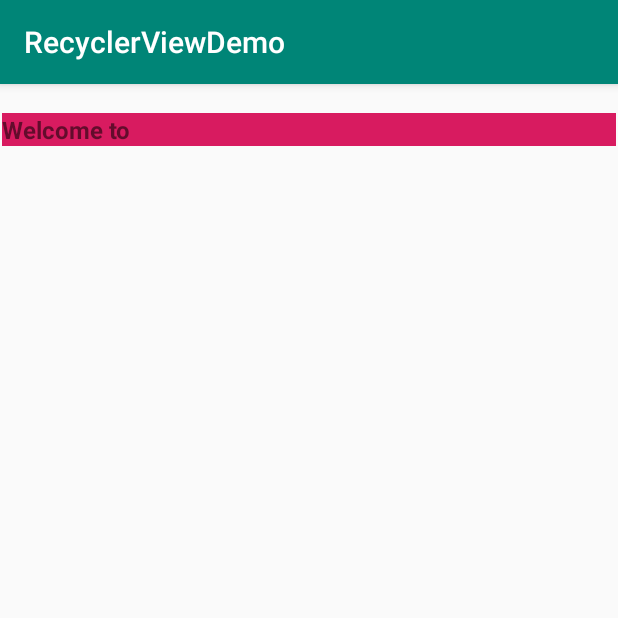
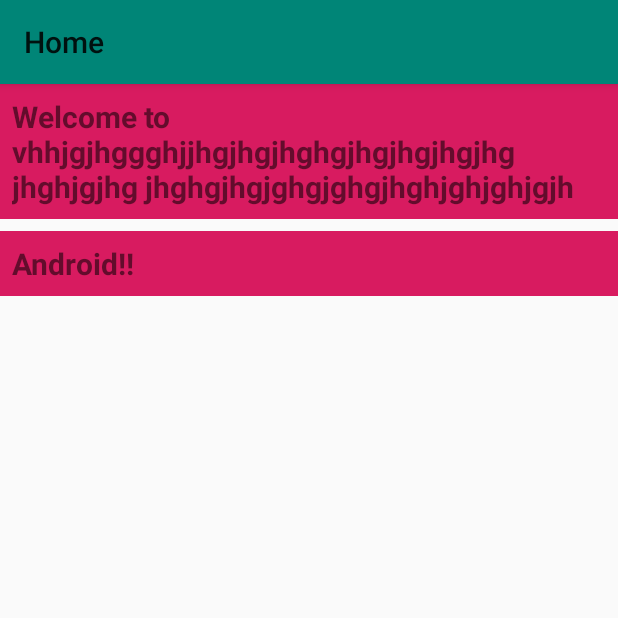
Before and after one commit to RamaniOS/RecyclerViewDemo, an Android app: the screen it shows after launch (MainActivity), on a phone screen of 412 x 824 dp, the top half of it. Run offline under Robolectric (Android 15) with nearby library versions, the phone set to English and light mode, and no system bars.

Commit message:
changes in recycler view.

```diff
--- a/app/build.gradle
+++ b/app/build.gradle
@@ -28,5 +28,6 @@ dependencies {
     androidTestImplementation 'androidx.test.espresso:espresso-core:3.2.0'
     implementation 'com.android.support:recyclerview-v7:29.0.1'
     implementation 'com.android.support:cardview-v7:29.0.1'
+    implementation 'com.google.android.material:material:1.0.0'
 
 }
--- a/app/src/main/java/com/example/recyclerviewdemo/DemoAdapter.java
+++ b/app/src/main/java/com/example/recyclerviewdemo/DemoAdapter.java
@@ -1,5 +1,6 @@
 package com.example.recyclerviewdemo;
 
+import android.provider.Settings;
 import android.view.LayoutInflater;
 import android.view.View;
 import android.view.ViewGroup;
@@ -33,10 +34,14 @@ public class DemoAdapter extends RecyclerView.Adapter<DemoAdapter.DemoViewHolder
     }
 
     @Override
-    public void onBindViewHolder(@NonNull DemoViewHolder holder, int position) {
-        System.out.println("I am called......");
-        System.out.println(position);
+    public void onBindViewHolder(@NonNull DemoViewHolder holder, final int position) {
         holder.textView.setText(items.get(position));
+        holder.itemView.setOnClickListener(new View.OnClickListener() {
+            @Override
+            public void onClick(View v) {
+                System.out.println(items.get(position));
+            }
+        });
     }
 
     @Override
--- a/app/src/main/java/com/example/recyclerviewdemo/MainActivity.java
+++ b/app/src/main/java/com/example/recyclerviewdemo/MainActivity.java
@@ -1,6 +1,7 @@
 package com.example.recyclerviewdemo;
 
 import androidx.appcompat.app.AppCompatActivity;
+import androidx.recyclerview.widget.DividerItemDecoration;
 import androidx.recyclerview.widget.LinearLayoutManager;
 import androidx.recyclerview.widget.RecyclerView;
 
@@ -23,12 +24,9 @@ public class MainActivity extends AppCompatActivity {
         recyclerView = findViewById(R.id.recycle_view);
 
         List<String> list = new ArrayList<String>();
-        list.add("Welcome to");
+        list.add("Welcome to vhhjgjhggghjjhgjhgjhghgjhgjhgjhgjhg jhghjgjhg jhghgjhgjghgjghgjhghjghjghjgjh");
         list.add("Android!!");
 
-        System.out.println(list);
-
-        System.out.println("List......");
 
         adapter = new DemoAdapter(list);
 
@@ -36,6 +34,8 @@ public class MainActivity extends AppCompatActivity {
         recyclerView.setLayoutManager(layoutManager);
         recyclerView.setHasFixedSize(true);
         recyclerView.setAdapter(adapter);
+//        recyclerView.addItemDecoration(new DividerItemDecoration(this, LinearLayoutManager.VERTICAL));
+
         adapter.notifyDataSetChanged();
     }
 }
--- a/app/src/main/res/layout/activity_main.xml
+++ b/app/src/main/res/layout/activity_main.xml
@@ -6,12 +6,32 @@
     android:layout_height="match_parent"
     tools:context=".MainActivity">
 
+    <com.google.android.material.appbar.AppBarLayout
+        android:id="@+id/appBarLayout"
+        android:layout_width="match_parent"
+        android:layout_height="?actionBarSize"
+        app:layout_constraintEnd_toEndOf="parent"
+        app:layout_constraintStart_toStartOf="parent"
+        app:layout_constraintTop_toTopOf="parent" >
+
+        <androidx.appcompat.widget.Toolbar
+            android:id="@+id/toolbar"
+            android:layout_width="match_parent"
+            android:layout_height="wrap_content"
+            android:background="?attr/colorPrimary"
+            android:minHeight="?attr/actionBarSize"
+            android:theme="?attr/actionBarTheme"
+            app:title="Home" />
+    </com.google.android.material.appbar.AppBarLayout>
+
     <androidx.recyclerview.widget.RecyclerView
         android:id="@+id/recycle_view"
-        android:layout_width="409dp"
-        android:layout_height="729dp"
+        android:layout_width="0dp"
+        android:layout_height="0dp"
         app:layout_constraintBottom_toBottomOf="parent"
         app:layout_constraintEnd_toEndOf="parent"
         app:layout_constraintStart_toStartOf="parent"
-        app:layout_constraintTop_toTopOf="parent" />
+        app:layout_constraintTop_toBottomOf="@+id/appBarLayout" />
+
+
 </androidx.constraintlayout.widget.ConstraintLayout>
--- a/app/src/main/res/layout/demo_item.xml
+++ b/app/src/main/res/layout/demo_item.xml
@@ -1,14 +1,17 @@
 <?xml version="1.0" encoding="utf-8"?>
 <RelativeLayout xmlns:android="http://schemas.android.com/apk/res/android"
-    android:layout_width="match_parent" android:layout_height="match_parent">
+    android:layout_width="match_parent"
+    android:layout_height="wrap_content">
 
     <TextView
         android:id="@+id/text_view"
         android:layout_width="match_parent"
         android:layout_height="wrap_content"
-        android:layout_alignParentTop="true"
-        android:textSize="16dp"
+        android:layout_alignParentTop="false"
         android:background="@color/colorAccent"
+        android:textSize="20dp"
+        android:padding="8dp"
+        android:layout_marginBottom="8dp"
         android:textStyle="bold" />
 
 </RelativeLayout>
--- a/app/src/main/res/values/styles.xml
+++ b/app/src/main/res/values/styles.xml
@@ -1,7 +1,7 @@
 <resources>
 
     <!-- Base application theme. -->
-    <style name="AppTheme" parent="Theme.AppCompat.Light.DarkActionBar">
+    <style name="AppTheme" parent="Theme.AppCompat.Light.NoActionBar">
         <!-- Customize your theme here. -->
         <item name="colorPrimary">@color/colorPrimary</item>
         <item name="colorPrimaryDark">@color/colorPrimaryDark</item>
```
